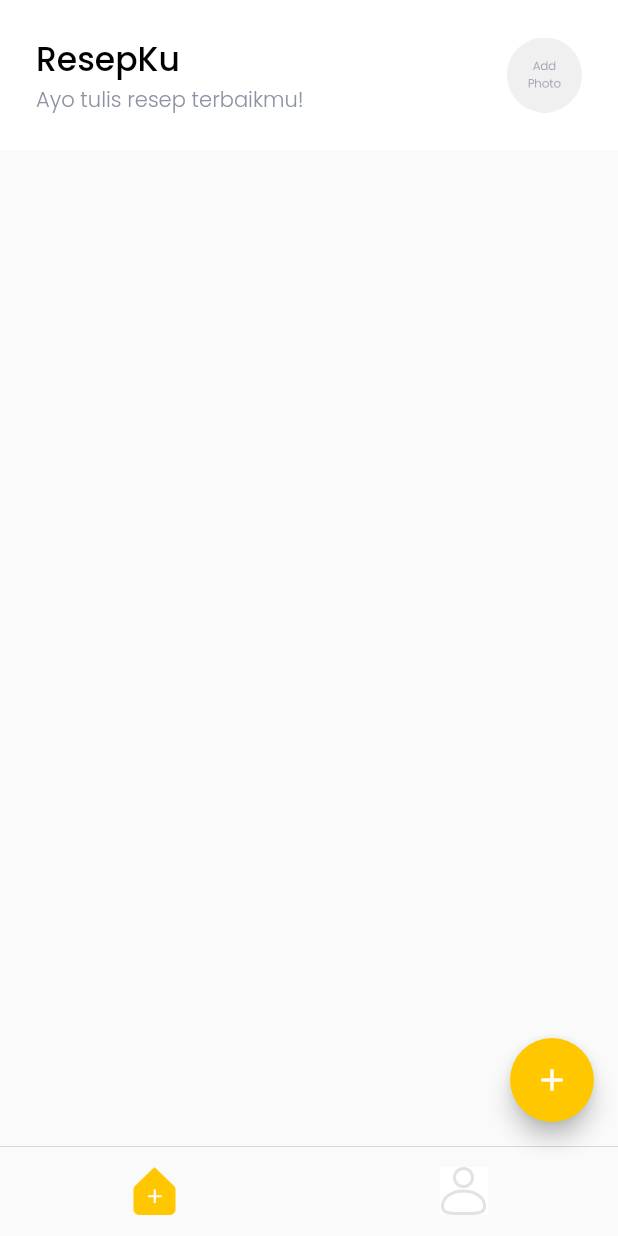
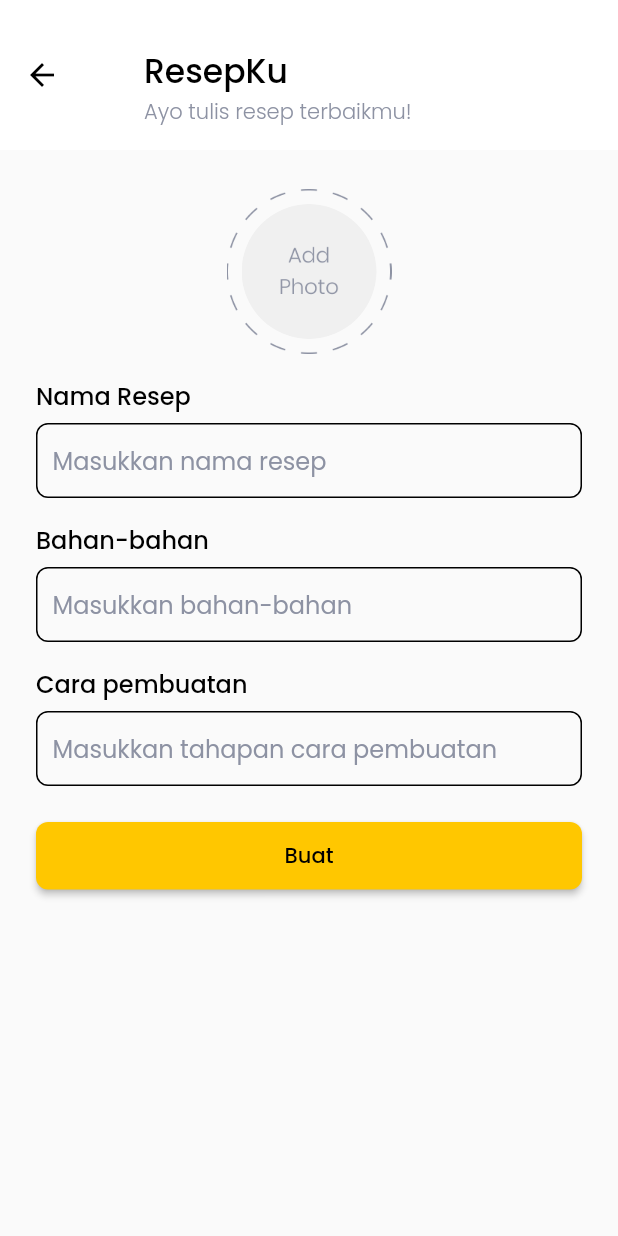
Before and after one commit to ahmadaliffauzan27/Miniproject-Alterra---Aplikasi-Resep-Makanan, a Flutter app: the screen it shows after launch, after a tap on "Daftar", after a tap on the "add" icon, on a phone screen of 412 x 824 dp. Run offline on Flutter 3.47's test engine with Material 2 defaults, Android fonts, the phone set to English and light mode, and no system bars; our stand-ins replace google_fonts, shared_preferences, sqflite, supercharged; accounts and stored records are empty.

Commit message:
fungsi add selesai

```diff
--- a/lib/model/database_helper.dart
+++ b/lib/model/database_helper.dart
@@ -26,7 +26,8 @@ class DatabaseHelper {
         '''CREATE TABLE $_tableName(
         id INTEGER PRIMARY KEY,
         name TEXT,
-        number TEXT)''',
+        ingredients TEXT,
+        step TEXT)''',
       );
     }, version: 1);
     return db;
@@ -43,7 +44,7 @@ class DatabaseHelper {
     return results.map((e) => Resep.fromMap(e)).toList();
   }
 
-  Future<Resep> getResepById(String id) async {
+  Future<Resep> getResepById(int id) async {
     final Database db = await database;
     List<Map<String, dynamic>> results = await db.query(
       _tableName,
@@ -63,7 +64,7 @@ class DatabaseHelper {
     );
   }
 
-  Future<void> deleteContact(int id, Resep resep) async {
+  Future<void> deleteResep(int id, Resep resep) async {
     final db = await database;
     await db.delete(
       _tableName,
--- a/lib/model/resep_model.dart
+++ b/lib/model/resep_model.dart
@@ -5,7 +5,7 @@ class Resep {
   late String step;
 
   Resep(
-      {required this.id,
+      {this.id,
       required this.name,
       required this.ingredients,
       required this.step});
--- a/lib/view/resep_home.dart
+++ b/lib/view/resep_home.dart
@@ -2,7 +2,12 @@ import 'package:flutter/src/widgets/framework.dart';
 import 'package:flutter/src/widgets/placeholder.dart';
 
 import 'package:flutter/material.dart';
+import 'package:provider/provider.dart';
 import 'package:resep_makanan/view/style/theme.dart';
+import 'package:resep_makanan/view/tambah_resep.dart';
+
+import '../model/resep_model.dart';
+import '../view_model/db_manager.dart';
 
 class ResepHome extends StatefulWidget {
   const ResepHome({super.key});
@@ -49,13 +54,63 @@ class _ResepHomeState extends State<ResepHome> {
                   ],
                 ),
               ),
+              Center(
+                child: Consumer<DbManager>(builder: (context, manager, child) {
+                  final reseptModel = manager.reseps;
+
+                  if (manager.reseps.isNotEmpty) {
+                    return Padding(
+                      padding: const EdgeInsets.all(16.0),
+                      child: GridView.builder(
+                          gridDelegate:
+                              const SliverGridDelegateWithFixedCrossAxisCount(
+                            crossAxisCount: 2, // Jumlah kolom dalam grid
+                            crossAxisSpacing: 8, // Jarak antar kolom
+                            mainAxisSpacing: 8, // Jarak antar baris
+                            childAspectRatio:
+                                1, // Rasio lebar terhadap tinggi tiap item dalam grid
+                          ),
+                          scrollDirection: Axis.vertical,
+                          shrinkWrap: true,
+                          itemCount: reseptModel.length,
+                          itemBuilder: (BuildContext context, int index) {
+                            final resepFinal = manager.reseps[index];
+                            final color = mainColor;
+                            return Card(
+                              child: ListTile(
+                                title: Text(resepFinal.name),
+                                subtitle: Text(resepFinal.ingredients),
+                              ),
+                            );
+                          }),
+                    );
+                  } else {
+                    return Column(
+                      children: const [
+                        SizedBox(
+                          height: 300,
+                        ),
+                        Center(
+                            child: Text('Belum ada resep yang kamu tulis :(')),
+                      ],
+                    );
+                  }
+                }),
+              ),
             ],
           ),
         ],
       ),
       floatingActionButton: FloatingActionButton(
         backgroundColor: mainColor,
-        onPressed: () {},
+        onPressed: () {
+          Navigator.push(
+            context,
+            MaterialPageRoute(
+              builder: (context) => const TambahResep(),
+            ),
+          );
+        },
         tooltip: 'Increment',
         child: const Icon(Icons.add),
       ), //
--- /dev/null
+++ b/lib/view/tambah_resep.dart
@@ -0,0 +1,284 @@
+import 'package:flutter/material.dart';
+import 'package:google_fonts/google_fonts.dart';
+import 'package:provider/provider.dart';
+import 'package:resep_makanan/model/resep_model.dart';
+import 'package:resep_makanan/view/home_page.dart';
+import 'package:resep_makanan/view/style/theme.dart';
+import 'package:shared_preferences/shared_preferences.dart';
+
+import '../view_model/db_manager.dart';
+
+class TambahResep extends StatefulWidget {
+  final Resep? resep;
+  const TambahResep({super.key, this.resep});
+
+  @override
+  State<TambahResep> createState() => _TambahResepState();
+}
+
+class _TambahResepState extends State<TambahResep> {
+  late SharedPreferences logindata;
+  int idRandom = 0;
+  final _formKey = GlobalKey<FormState>();
+  TextEditingController inggridientsController = TextEditingController();
+  TextEditingController stepController = TextEditingController();
+  TextEditingController nameController = TextEditingController();
+  bool _isUpdate = false;
+
+  void generateId() {
+    idRandom++;
+  }
+
+  @override
+  void dispose() {
+    inggridientsController.dispose();
+    stepController.dispose();
+    nameController.dispose();
+    super.dispose();
+  }
+
+  @override
+  void initState() {
+    super.initState();
+    generateId();
+  }
+
+  void _saveResep() {
+    if (_formKey.currentState!.validate()) {
+      ScaffoldMessenger.of(context).showSnackBar(
+        const SnackBar(
+          content: Text('Resep Berhasil Ditambahkan!'),
+          backgroundColor: Colors.green,
+        ),
+      );
+      final resepToAdd = Resep(
+        id: widget.resep?.id,
+        name: nameController.text,
+        ingredients: inggridientsController.text,
+        step: stepController.text,
+      );
+      Provider.of<DbManager>(context, listen: false).addResep(resepToAdd);
+
+      nameController.clear();
+      inggridientsController.clear();
+      stepController.clear();
+
+      generateId();
+
+      Navigator.push(
+        context,
+        MaterialPageRoute(
+          builder: (context) => const HomePage(),
+        ),
+      );
+    }
+  }
+
+  String? validateName(String? name) {
+    if (name == null || name.isEmpty) {
+      return "Nama resep tidak boleh kosong";
+    } else {
+      return null;
+    }
+  }
+
+  String? validateIngredients(String? ingredients) {
+    if (ingredients == null || ingredients.isEmpty) {
+      return "Bahan-bahan tidak boleh kosong";
+    } else {
+      return null;
+    }
+  }
+
+  String? validateStep(String? step) {
+    if (step == null || step.isEmpty) {
+      return "Cara membuat tidak boleh kosong";
+    } else {
+      return null;
+    }
+  }
+
+  @override
+  Widget build(BuildContext context) {
+    var pictureFile;
+    return Scaffold(
+      appBar: AppBar(
+        backgroundColor: Colors.white,
+        elevation: 0,
+        toolbarHeight: 100,
+        iconTheme: IconThemeData(
+          color: Colors.black, // Ubah warna ikon menjadi hitam
+        ),
+        title: Column(
+          children: [
+            Container(
+              padding: EdgeInsets.symmetric(horizontal: defaultMargin),
+              color: Colors.white,
+              height: 100,
+              width: double.infinity,
+              child: Row(
+                mainAxisAlignment: MainAxisAlignment.spaceBetween,
+                children: [
+                  Column(
+                    crossAxisAlignment: CrossAxisAlignment.start,
+                    mainAxisAlignment: MainAxisAlignment.center,
+                    children: [
+                      SizedBox(
+                        height: 16,
+                      ),
+                      Text(
+                        'ResepKu',
+                        style: blackFontStyle1,
+                      ),
+                      Text(
+                        "Ayo tulis resep terbaikmu!",
+                        style: greyFontStyle.copyWith(
+                            fontWeight: FontWeight.w300, fontSize: 14),
+                      ),
+                    ],
+                  ),
+                ],
+              ),
+            ),
+          ],
+        ),
+      ),
+      body: ListView(
+        children: [
+          Form(
+            key: _formKey,
+            child: Column(
+              children: [
+                GestureDetector(
+                  onTap: () async {},
+                  child: Container(
+                    width: 110,
+                    height: 110,
+                    margin: const EdgeInsets.only(top: 26),
+                    padding: const EdgeInsets.all(10),
+                    decoration: const BoxDecoration(
+                        image: DecorationImage(
+                            image: AssetImage('assets/photo_border.png'))),
+                    child: (pictureFile != null)
+                        ? Container(
+                            decoration: BoxDecoration(
+                                shape: BoxShape.circle,
+                                image: DecorationImage(
+                                    image: FileImage(pictureFile),
+                                    fit: BoxFit.cover)),
+                          )
+                        : Container(
+                            decoration: const BoxDecoration(
+                                shape: BoxShape.circle,
+                                image: DecorationImage(
+                                    image: AssetImage('assets/photo.png'),
+                                    fit: BoxFit.cover)),
+                          ),
+                  ),
+                ),
+                Container(
+                  width: double.infinity,
+                  margin: const EdgeInsets.fromLTRB(
+                      defaultMargin, 16, defaultMargin, 6),
+                  child: Text(
+                    "Nama Resep",
+                    style: blackFontStyle2,
+                  ),
+                ),
+                Container(
+                  width: double.infinity,
+                  margin: const EdgeInsets.symmetric(horizontal: defaultMargin),
+                  padding: const EdgeInsets.symmetric(horizontal: 10),
+                  decoration: BoxDecoration(
+                      borderRadius: BorderRadius.circular(8),
+                      border: Border.all(color: Colors.black)),
+                  child: TextFormField(
+                    validator: validateName,
+                    controller: nameController,
+                    decoration: InputDecoration(
+                        border: InputBorder.none,
+                        hintStyle: greyFontStyle,
+                        hintText: 'Masukkan nama resep'),
+                  ),
+                ),
+                Container(
+                  width: double.infinity,
+                  margin: const EdgeInsets.fromLTRB(
+                      defaultMargin, 16, defaultMargin, 6),
+                  child: Text(
+                    "Bahan-bahan",
+                    style: blackFontStyle2,
+                  ),
+                ),
+                Container(
+                  width: double.infinity,
+                  margin: const EdgeInsets.symmetric(horizontal: defaultMargin),
+                  padding: const EdgeInsets.symmetric(horizontal: 10),
+                  decoration: BoxDecoration(
+                      borderRadius: BorderRadius.circular(8),
+                      border: Border.all(color: Colors.black)),
+                  child: TextFormField(
+                    validator: validateIngredients,
+                    controller: inggridientsController,
+                    decoration: InputDecoration(
+                        border: InputBorder.none,
+                        hintStyle: greyFontStyle,
+                        hintText: 'Masukkan bahan-bahan'),
+                  ),
+                ),
+                Container(
+                  width: double.infinity,
+                  margin: const EdgeInsets.fromLTRB(
+                      defaultMargin, 16, defaultMargin, 6),
+                  child: Text(
+                    "Cara pembuatan",
+                    style: blackFontStyle2,
+                  ),
+                ),
+                Container(
+                  width: double.infinity,
+                  margin: const EdgeInsets.symmetric(horizontal: defaultMargin),
+                  padding: const EdgeInsets.symmetric(horizontal: 10),
+                  decoration: BoxDecoration(
+                      borderRadius: BorderRadius.circular(8),
+                      border: Border.all(color: Colors.black)),
+                  child: TextFormField(
+                    validator: validateStep,
+                    controller: stepController,
+                    decoration: InputDecoration(
+                        border: InputBorder.none,
+                        hintStyle: greyFontStyle,
+                        hintText: 'Masukkan tahapan cara pembuatan'),
+                  ),
+                ),
+                Container(
+                  width: double.infinity,
+                  margin: const EdgeInsets.only(top: 24),
+                  height: 45,
+                  padding:
+                      const EdgeInsets.symmetric(horizontal: defaultMargin),
+                  child: ElevatedButton(
+                    onPressed: () {
+                      _saveResep();
+                    },
+                    style: ElevatedButton.styleFrom(
+                      shape: RoundedRectangleBorder(
+                        borderRadius: BorderRadius.circular(8),
+                      ),
+                      backgroundColor: mainColor,
+                    ),
+                    child: Text(
+                      'Buat',
+                      style: GoogleFonts.poppins(
+                          color: Colors.black, fontWeight: FontWeight.w500),
+                    ),
+                  ),
+                ),
+              ],
+            ),
+          ),
+        ],
+      ),
+    );
+  }
+}
--- a/lib/view_model/db_manager.dart
+++ b/lib/view_model/db_manager.dart
@@ -7,7 +7,7 @@ class DbManager extends ChangeNotifier {
   List<Resep> _reseps = [];
   late DatabaseHelper _dbHelper;
 
-  List<Resep> get contacts => _reseps;
+  List<Resep> get reseps => _reseps;
 
   DbManager() {
     _dbHelper = DatabaseHelper();
@@ -20,24 +20,24 @@ class DbManager extends ChangeNotifier {
     notifyListeners();
   }
 
-  Future<void> addContact(Resep resep) async {
+  Future<void> addResep(Resep resep) async {
     await _dbHelper.insertResep(resep);
     _getAllReseps();
     notifyListeners();
   }
 
-  Future<Resep> getContactById(String id) async {
+  Future<Resep> getResepById(int id) async {
     return await _dbHelper.getResepById(id);
   }
 
-  void updateContact(int id, Resep resep) async {
+  void updateResep(int id, Resep resep) async {
     await _dbHelper.updateResep(id, resep);
     _getAllReseps();
     notifyListeners();
   }
 
-  void deleteContact(int id, Resep resep) async {
-    await _dbHelper.deleteContact(id, resep);
+  void deleteResep(int id, Resep resep) async {
+    await _dbHelper.deleteResep(id, resep);
     _getAllReseps();
     notifyListeners();
   }
```
Also changed, not shown: lib/backup_code/resep_home.dart (added, +213 -0 lines).
